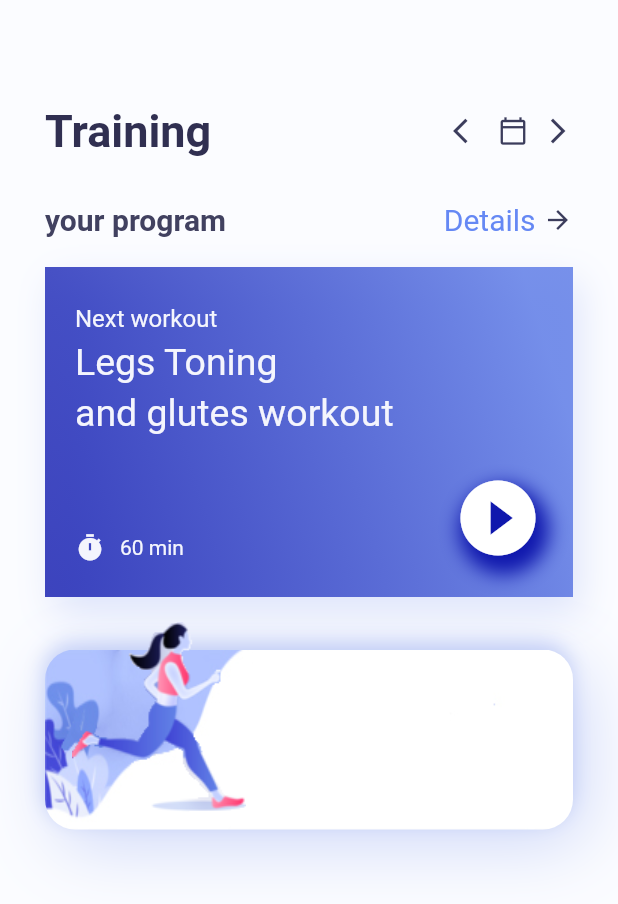
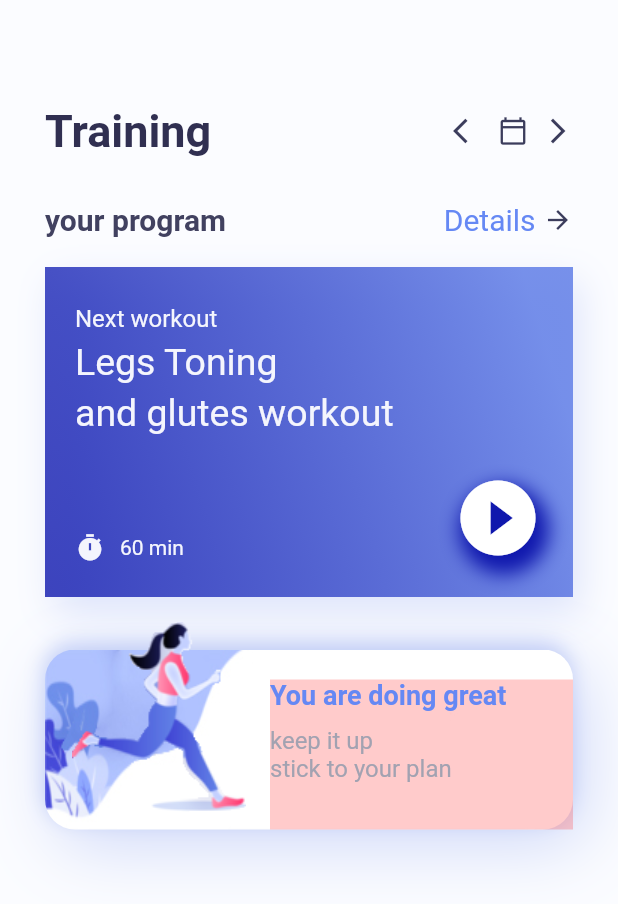
Before and after one commit to ImranIqbalS/Flutter-fitness-app-UI, a Flutter app: the screen it shows after launch, on a phone screen of 412 x 824 dp. Shown: the top 904 px of the screen. Run offline on Flutter 3.47's test engine with Material 2 defaults, Android fonts, the phone set to English and light mode, and no system bars.

Commit message:
banner section completed

```diff
--- a/lib/home_page.dart
+++ b/lib/home_page.dart
@@ -247,6 +247,44 @@ class _HomePageState extends State<HomePage> {
                       ),
                     ),
                   ),
+                  Container(
+                    width: double.maxFinite,
+                    height: 100,
+                    color: Colors.redAccent.withOpacity(0.3),
+                    margin: EdgeInsets.only(
+                      left: 150,
+                      top: 50,
+                    ),
+                    child: Column(
+                      crossAxisAlignment: CrossAxisAlignment.start,
+                      children: [
+                        Text(
+                          "You are doing great",
+                          style: TextStyle(
+                            fontSize: 18,
+                            fontWeight: FontWeight.bold,
+                            color: color.AppColor.homePageDetail,
+                          ),
+                        ),
+                        SizedBox(
+                          height: 10,
+                        ),
+                        RichText(
+                          text: TextSpan(
+                              text: "keep it up\n",
+                              style: TextStyle(
+                                color: color.AppColor.homePagePlanColor,
+                                fontSize: 16,
+                              ),
+                              children: [
+                                TextSpan(
+                                  text: "stick to your plan",
+                                ),
+                              ]),
+                        )
+                      ],
+                    ),
+                  ),
                 ],
               ),
             ),
```
